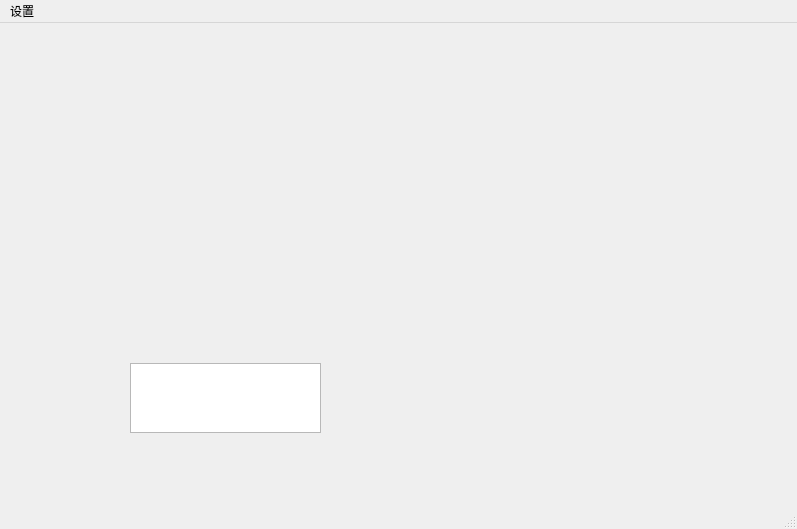
hermixy/ploteditor, file src/mainwindow.ui: the form before one commit.
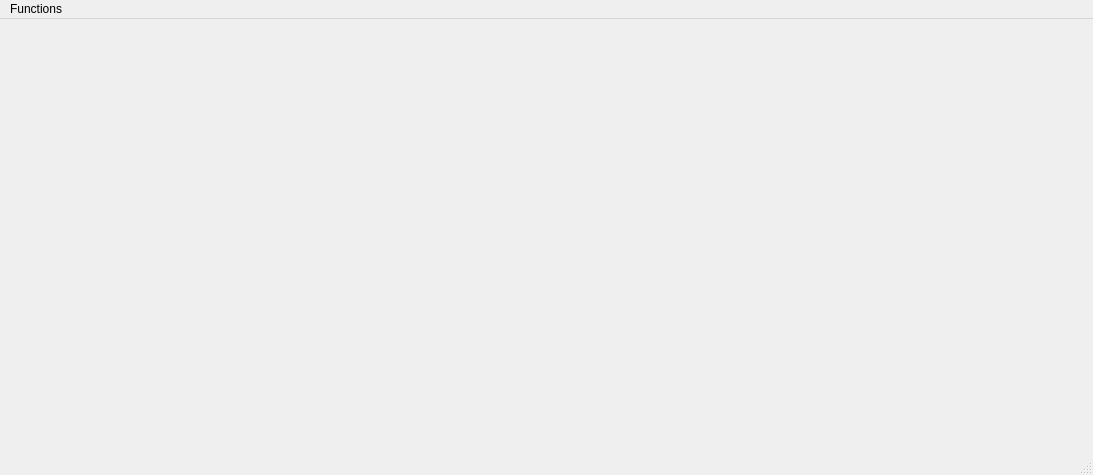
The form after the commit.

Diff of the .ui file:
```diff
--- a/src/mainwindow.ui
+++ b/src/mainwindow.ui
@@ -6,8 +6,8 @@
    <rect>
     <x>0</x>
     <y>0</y>
-    <width>797</width>
-    <height>529</height>
+    <width>1093</width>
+    <height>475</height>
    </rect>
   </property>
   <property name="font">
@@ -18,30 +18,19 @@
   <property name="windowTitle">
    <string>MainWindow</string>
   </property>
-  <widget class="QWidget" name="centralwidget">
-   <widget class="QTextEdit" name="textEdit">
-    <property name="geometry">
-     <rect>
-      <x>130</x>
-      <y>340</y>
-      <width>191</width>
-      <height>70</height>
-     </rect>
-    </property>
-   </widget>
-  </widget>
+  <widget class="QWidget" name="centralwidget"/>
   <widget class="QMenuBar" name="menubar">
    <property name="geometry">
     <rect>
      <x>0</x>
      <y>0</y>
-     <width>797</width>
+     <width>1093</width>
      <height>22</height>
     </rect>
    </property>
    <widget class="QMenu" name="menu_Settings">
     <property name="title">
-     <string>设置</string>
+     <string>Functions</string>
     </property>
     <addaction name="actionShowSettings"/>
    </widget>
```
Left out of the diff: 33 changed lines with no effect on the pictures.
